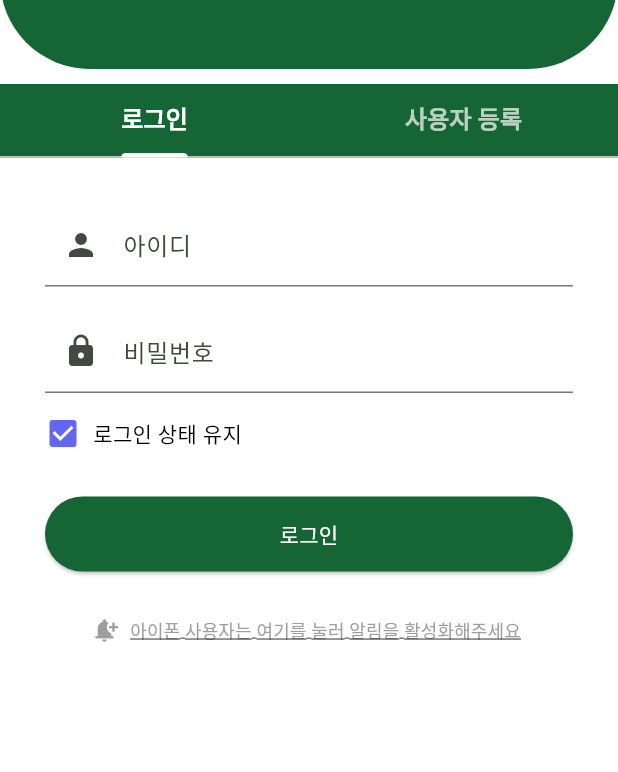
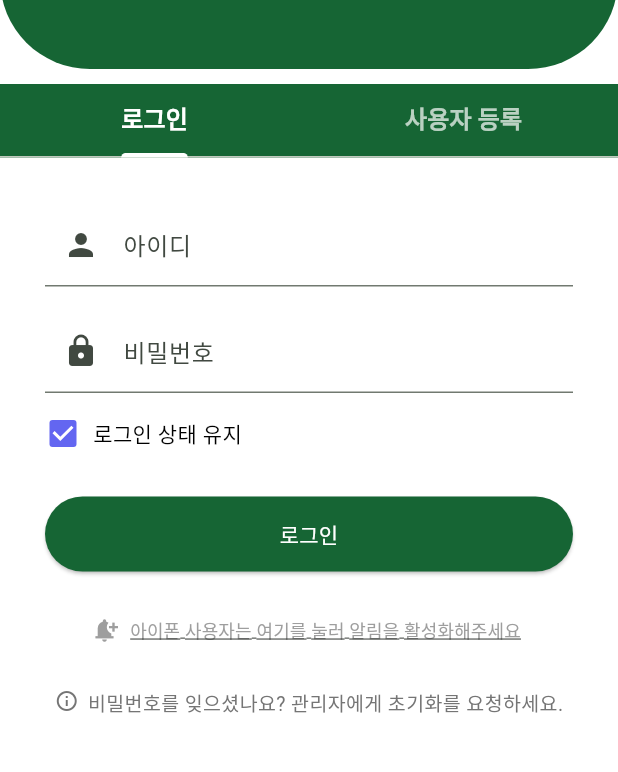
Before and after one commit to acma13/jejuac, a Flutter app: the screen it shows after launch, on a phone screen of 412 x 824 dp, the part 306-1078 px from its top. Run offline on Flutter 3.47's test engine with Material 3 defaults, Android fonts, the phone set to English and light mode, and no system bars; our stand-ins replace firebase_core, firebase_messaging, flutter_local_notifications, flutter_svg, shared_preferences, syncfusion_flutter_calendar and 1 more; missing offline and left inert: syncfusion_localizations; accounts and stored records are empty; network calls fail.

Commit message:
비번초기화기능, 스케줄러 KST 로 변경, Q&A Readonly 조건 변경

```diff
--- a/frontend/lib/constants.dart
+++ b/frontend/lib/constants.dart
@@ -13,7 +13,7 @@ class Config {
   // static const String baseUrl = "http://158.180.89.23:5000";
 
   // 실제 서버는 이것으로 사용 할 것!!!
-  // static const String baseUrl = "https://jejuac.duckdns.org/api";
+  //static const String baseUrl = "https://jejuac.duckdns.org/api";
 
   // 사용자 등록 및 로그인 관련
   static const String invitedEmails = "$baseUrl/api/invited-emails";
@@ -26,6 +26,7 @@ class Config {
   static const String getAllUsers = "$baseUrl/api/get_all_users";
   static const String updateUserRole = "$baseUrl/api/update_user_role";
   static const String deleteUser = "$baseUrl/api/delete_user";
+  static const String resetPassword = "$baseUrl/api/reset_password";
 
   // 클럽일정 관련
   static const String addSchedule = "$baseUrl/api/insert_club_schedule";
--- a/frontend/lib/main.dart
+++ b/frontend/lib/main.dart
@@ -526,6 +526,28 @@ class _LoginFormWidgetState extends State<LoginFormWidget> {
                 style: TextStyle(color: Colors.grey, fontSize: 12, decoration: TextDecoration.underline),
               ),
             ),
+            const SizedBox(height: 15),
+            Row(
+              mainAxisAlignment: MainAxisAlignment.center, // 가로 중앙 정렬
+              crossAxisAlignment: CrossAxisAlignment.start, // 아이콘이 문구 첫 줄에 맞게 정렬
+              children: [
+                Icon(
+                  Icons.info_outline, // 또는 Icons.priority_high (느낌표)
+                  size: 16,
+                  color: Colors.grey[600],
+                ),
+                const SizedBox(width: 6), // 아이콘과 문구 사이 간격
+                Text(
+                  "비밀번호를 잊으셨나요? 관리자에게 초기화를 요청하세요.",
+                  textAlign: TextAlign.start, // 아이콘 옆이므로 왼쪽 정렬이 자연스러움
+                  style: TextStyle(
+                    color: Colors.grey[600],
+                    fontSize: 13,
+                    height: 1.4, // 줄간격
+                  ),
+                ),
+              ],
+            ),
           ],
         ),
       ),
```
Also changed, not shown: frontend/lib/screens/qna_screen.dart (+5 -3 lines), frontend/lib/screens/user_invite_screen.dart (+83 -49 lines), 3 other files.
